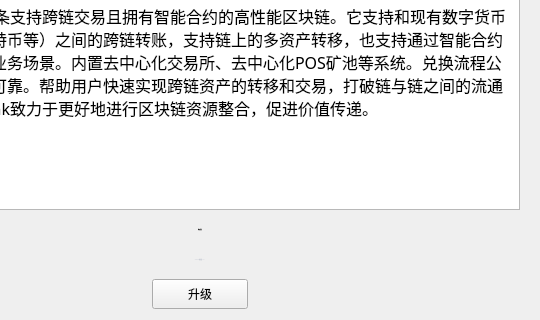
The window that HelpWidget.ui (HcashOrg/hx-indicator) describes before a commit, drawn with Qt 5; both pictures show x 140 to 680 and y 91 to 411 of the 680 by 411 pixel window.
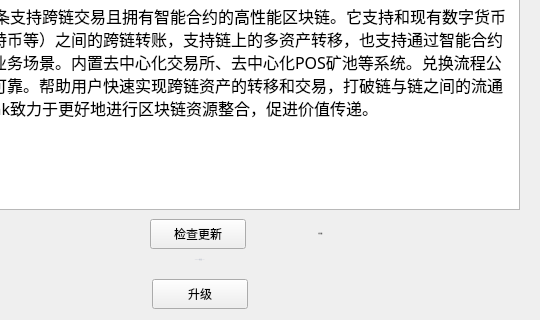
The same window after the commit.

Diff of the .ui file:
```diff
--- a/HelpWidget.ui
+++ b/HelpWidget.ui
@@ -71,9 +71,9 @@
   <widget class="QLabel" name="label_2">
    <property name="geometry">
     <rect>
-     <x>240</x>
-     <y>310</y>
-     <width>200</width>
+     <x>400</x>
+     <y>314</y>
+     <width>121</width>
      <height>21</height>
     </rect>
    </property>
@@ -90,7 +90,7 @@
     <string notr="true">font: 14px &quot;Microsoft YaHei UI Light&quot;;</string>
    </property>
    <property name="text">
-    <string>检查更新</string>
+    <string>暂无更新</string>
    </property>
    <property name="alignment">
     <set>Qt::AlignCenter</set>
@@ -141,6 +141,22 @@
     <string>升级</string>
    </property>
   </widget>
+  <widget class="QToolButton" name="toolButton_checkUpdate">
+   <property name="geometry">
+    <rect>
+     <x>290</x>
+     <y>310</y>
+     <width>96</width>
+     <height>30</height>
+    </rect>
+   </property>
+   <property name="cursor">
+    <cursorShape>PointingHandCursor</cursorShape>
+   </property>
+   <property name="text">
+    <string>检查更新</string>
+   </property>
+  </widget>
  </widget>
  <resources/>
  <connections/>
```
Left out of the diff: 4 changed lines with no effect on the pictures.
